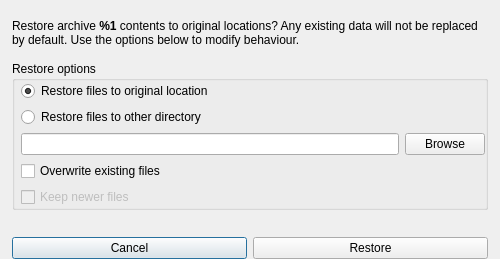
Tarsnap/tarsnap-gui, file forms/restoredialog.ui: the form before one commit.
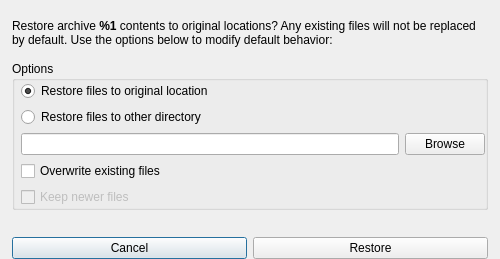
The form after the commit.

Commit message: Text changes to Restore dialog.

```diff
--- a/forms/restoredialog.ui
+++ b/forms/restoredialog.ui
@@ -44,7 +44,7 @@
       </sizepolicy>
      </property>
      <property name="text">
-      <string>&lt;html&gt;&lt;head/&gt;&lt;body&gt;&lt;p&gt;Restore archive &lt;span style=&quot; font-weight:600;&quot;&gt;%1&lt;/span&gt; contents to original locations? Any existing data will not be replaced by default. Use the options below to modify behaviour.&lt;/p&gt;&lt;/body&gt;&lt;/html&gt;</string>
+      <string>&lt;html&gt;&lt;head/&gt;&lt;body&gt;&lt;p&gt;Restore archive &lt;span style=&quot; font-weight:600;&quot;&gt;%1&lt;/span&gt; contents to original locations? Any existing files will not be replaced by default. Use the options below to modify default behavior:&lt;/p&gt;&lt;/body&gt;&lt;/html&gt;</string>
      </property>
      <property name="textFormat">
       <enum>Qt::RichText</enum>
@@ -63,7 +63,7 @@
       </sizepolicy>
      </property>
      <property name="title">
-      <string>Restore options</string>
+      <string>Options</string>
      </property>
      <layout class="QGridLayout" name="gridLayout_2">
       <property name="leftMargin">
```
